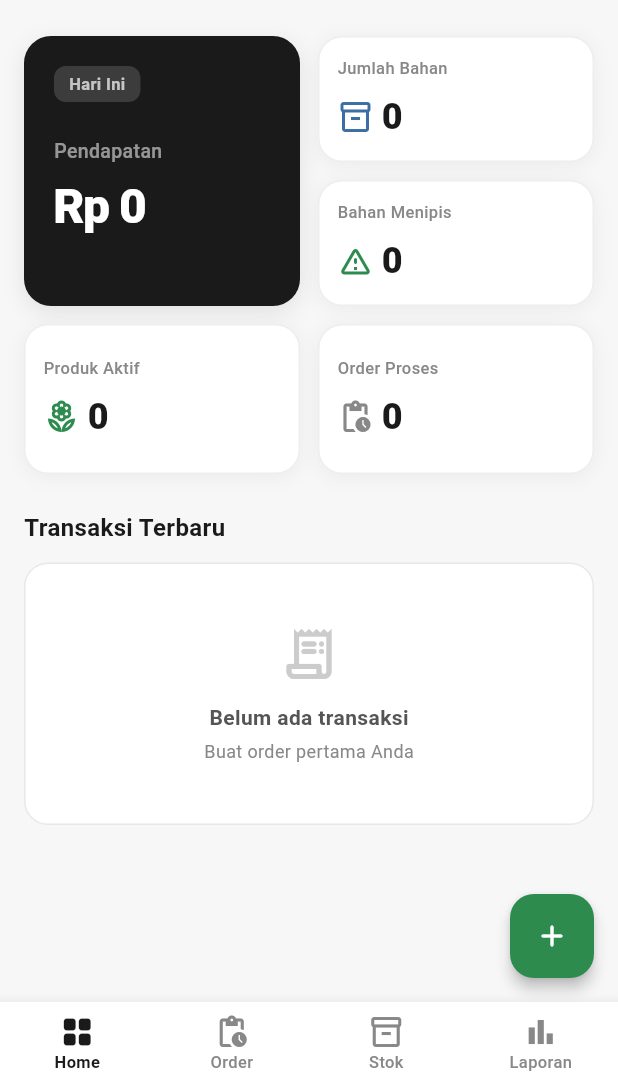
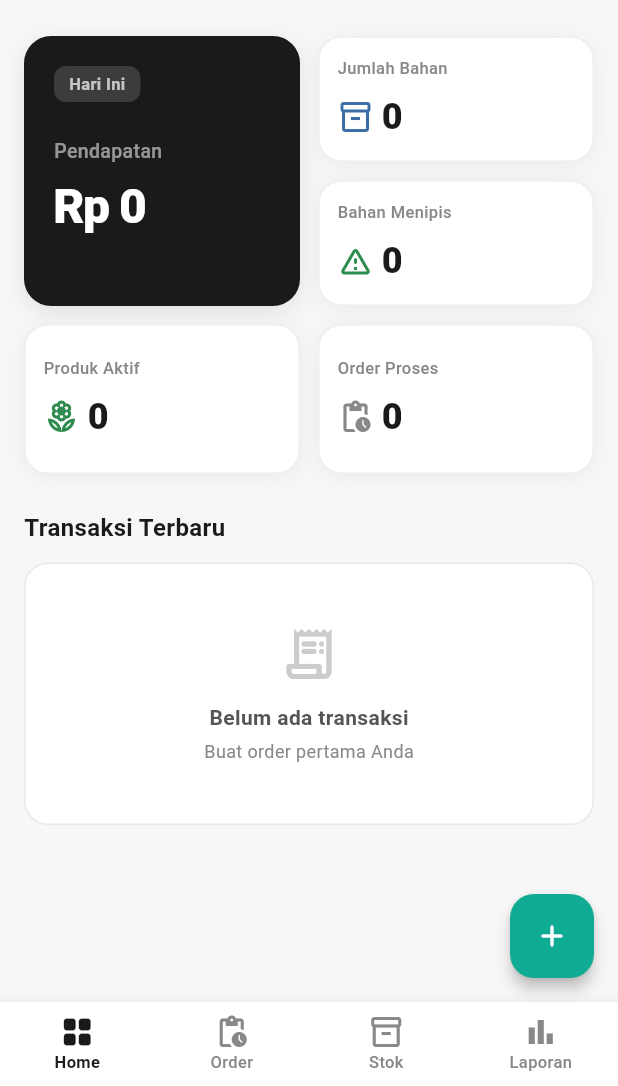
Before and after one commit to teranixbq/Flokower, a Flutter app: the screen it shows once a user with an empty profile is signed in, on a phone screen of 412 x 824 dp, the part 150-1236 px from its top. Run offline on Flutter 3.47's test engine with Material 3 defaults, Android fonts, the phone set to English and light mode, and no system bars; our stand-ins replace cloud_firestore, firebase_auth, firebase_core, flutter_dotenv, flutter_riverpod, image_picker; accounts and stored records are empty.

Commit message:
style: change action buttons to pill shape with #0fac93 color
- Add new accentTeal color (#0fac93) matching logo
- Update ElevatedButton theme to use accentTeal and pill shape (50px radius)
- Update FAB color from accentGreen to accentTeal
- Update Lanjut button in product_gallery_screen to use accentTeal and pill shape
- All action buttons (Simpan, Perbarui, Buat Order, etc.) now have round pill shape
- Custom-styled buttons (Selesai, Batalkan) keep their colors but inherit pill shape

```diff
--- a/lib/features/transactions/presentation/screens/product_gallery_screen.dart
+++ b/lib/features/transactions/presentation/screens/product_gallery_screen.dart
@@ -311,11 +311,11 @@ class _ProductGalleryScreenState extends ConsumerState<ProductGalleryScreen> {
                 child: ElevatedButton(
                   onPressed: _proceedToOrder,
                   style: ElevatedButton.styleFrom(
-                    backgroundColor: FlokowerTheme.accentGreen,
+                    backgroundColor: FlokowerTheme.accentTeal,
                     foregroundColor: Colors.white,
                     padding: const EdgeInsets.symmetric(vertical: 16),
                     shape: RoundedRectangleBorder(
-                      borderRadius: BorderRadius.circular(12),
+                      borderRadius: BorderRadius.circular(50),
                     ),
                   ),
                   child: const Text(
--- a/lib/main.dart
+++ b/lib/main.dart
@@ -114,7 +114,7 @@ class _MainScreenState extends State<MainScreen> {
           ? FloatingActionButton(
               heroTag: 'new_order',
               onPressed: () => Navigator.push(context, MaterialPageRoute(builder: (_) => const ProductGalleryScreen())),
-              backgroundColor: FlokowerTheme.accentGreen,
+              backgroundColor: FlokowerTheme.accentTeal,
               foregroundColor: Colors.white,
               elevation: 4,
               child: const Icon(Icons.add_rounded),
--- a/lib/shared/theme/flokower_theme.dart
+++ b/lib/shared/theme/flokower_theme.dart
@@ -26,6 +26,7 @@ class FlokowerTheme {
   static const Color accentRedLight = Color(0xFFFDECEA);
   static const Color accentBlue = Color(0xFF3A6EA5);
   static const Color accentBlueLight = Color(0xFFEBF2FA);
+  static const Color accentTeal = Color(0xFF0FAC93); // Logo color
 
   // ─── Light Theme ───
   static ThemeData get light => ThemeData(
@@ -86,10 +87,10 @@ class FlokowerTheme {
     // ─── Elevated Button ───
     elevatedButtonTheme: ElevatedButtonThemeData(
       style: ElevatedButton.styleFrom(
-        backgroundColor: black,
+        backgroundColor: accentTeal,
         foregroundColor: white,
         elevation: 0,
-        shape: RoundedRectangleBorder(borderRadius: BorderRadius.circular(12)),
+        shape: RoundedRectangleBorder(borderRadius: BorderRadius.circular(50)),
         padding: const EdgeInsets.symmetric(horizontal: 24, vertical: 14),
         textStyle: const TextStyle(fontSize: 14, fontWeight: FontWeight.w600),
       ),
```
